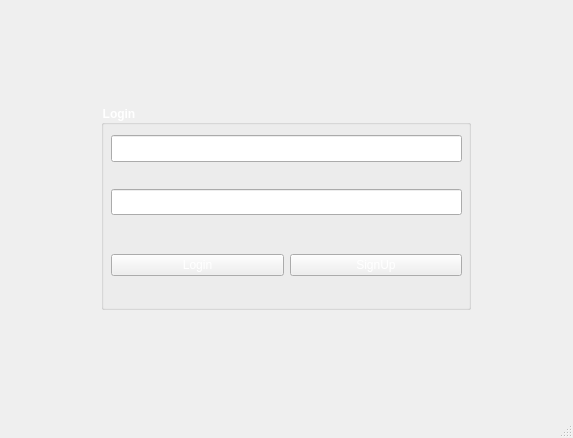
razashahid107/NOTEPAD-QT, file mainwindow.ui: the form before one commit.
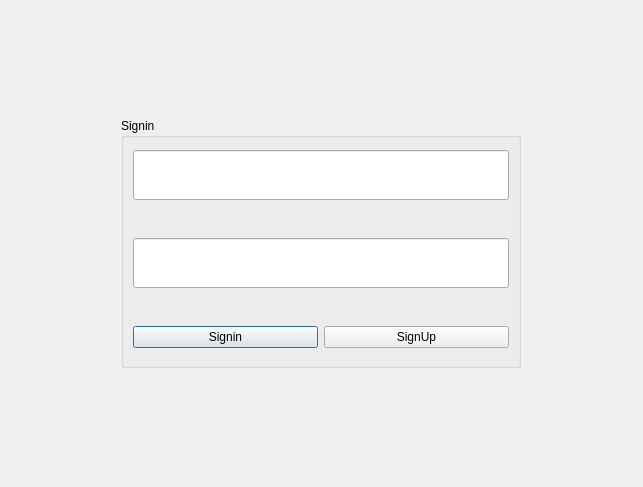
The form after the commit. Icons and pictures are not drawn.

```diff
--- a/mainwindow.ui
+++ b/mainwindow.ui
@@ -1,13 +1,13 @@
 <?xml version="1.0" encoding="UTF-8"?>
 <ui version="4.0">
  <class>MainWindow</class>
- <widget class="QMainWindow" name="MainWindow">
+ <widget class="QDialog" name="MainWindow">
   <property name="geometry">
    <rect>
     <x>0</x>
     <y>0</y>
-    <width>573</width>
-    <height>438</height>
+    <width>643</width>
+    <height>487</height>
    </rect>
   </property>
   <property name="sizeIncrement">
@@ -25,202 +25,89 @@
   <property name="windowTitle">
    <string>MainWindow</string>
   </property>
-  <property name="styleSheet">
-   <string notr="true">background-image: url(:/new/prefix1/Resources_Images/Blue Background.png);</string>
-  </property>
-  <property name="unifiedTitleAndToolBarOnMac">
-   <bool>true</bool>
-  </property>
-  <widget class="QWidget" name="centralwidget">
-   <layout class="QGridLayout" name="gridLayout_3">
+  <layout class="QGridLayout" name="gridLayout_2">
     <item row="0" column="0">
      <widget class="QGroupBox" name="groupBox">
-      <property name="sizePolicy">
-       <sizepolicy hsizetype="Preferred" vsizetype="Preferred">
-        <horstretch>0</horstretch>
-        <verstretch>0</verstretch>
-       </sizepolicy>
-      </property>
       <property name="maximumSize">
        <size>
-        <width>370</width>
-        <height>205</height>
-       </size>
-      </property>
-      <property name="font">
-       <font>
-        <weight>75</weight>
-        <bold>true</bold>
-       </font>
-      </property>
-      <property name="acceptDrops">
-       <bool>true</bool>
-      </property>
-      <property name="autoFillBackground">
-       <bool>false</bool>
-      </property>
-      <property name="styleSheet">
-       <string notr="true">background-image: url(:/new/prefix1/Resources_Images/Grey Background.jpg);
-color: rgb(255, 255, 255);</string>
-      </property>
+       <width>400</width>
+       <height>250</height>
+      </size>
+     </property>
       <property name="title">
-       <string>Login</string>
-      </property>
-      <widget class="QWidget" name="layoutWidget">
-       <property name="geometry">
-        <rect>
-         <x>10</x>
-         <y>130</y>
-         <width>351</width>
-         <height>61</height>
-        </rect>
-       </property>
-       <layout class="QHBoxLayout" name="horizontalLayout">
-        <item>
-         <widget class="QPushButton" name="pushButton_Login">
-          <property name="styleSheet">
-           <string notr="true">color: rgb(255, 255, 255);</string>
-          </property>
-          <property name="text">
-           <string>Login</string>
-          </property>
-         </widget>
-        </item>
-        <item>
-         <widget class="QPushButton" name="pushButton">
-          <property name="styleSheet">
-           <string notr="true">color: rgb(255, 255, 255);</string>
-          </property>
-          <property name="text">
-           <string>SignUp</string>
-          </property>
-         </widget>
-        </item>
-       </layout>
-      </widget>
-      <widget class="QWidget" name="layoutWidget">
-       <property name="geometry">
-        <rect>
-         <x>10</x>
-         <y>30</y>
-         <width>351</width>
-         <height>101</height>
-        </rect>
-       </property>
-       <layout class="QVBoxLayout" name="verticalLayout">
-        <item>
+      <string>Signin</string>
+     </property>
+     <layout class="QGridLayout" name="gridLayout">
+      <item row="0" column="0" colspan="2">
          <widget class="QLineEdit" name="lineEdit_email">
-          <property name="sizePolicy">
-           <sizepolicy hsizetype="Preferred" vsizetype="Preferred">
-            <horstretch>0</horstretch>
-            <verstretch>0</verstretch>
-           </sizepolicy>
-          </property>
-          <property name="minimumSize">
+        <property name="maximumSize">
            <size>
-            <width>0</width>
-            <height>0</height>
-           </size>
-          </property>
-          <property name="baseSize">
-           <size>
-            <width>0</width>
-            <height>0</height>
-           </size>
-          </property>
-          <property name="mouseTracking">
-           <bool>false</bool>
-          </property>
-          <property name="tabletTracking">
-           <bool>true</bool>
-          </property>
-          <property name="styleSheet">
-           <string notr="true">color: rgb(255, 255, 255);
-border-top-color: rgb(87, 89, 93);</string>
-          </property>
-          <property name="text">
-           <string/>
-          </property>
-          <property name="placeholderText">
-           <string extracomment="Email"/>
-          </property>
-          <property name="clearButtonEnabled">
-           <bool>false</bool>
-          </property>
-         </widget>
-        </item>
-        <item>
+          <width>16777215</width>
+          <height>50</height>
+         </size>
+        </property>
+       </widget>
+      </item>
+      <item row="1" column="0" colspan="2">
          <widget class="QLabel" name="label">
           <property name="maximumSize">
            <size>
             <width>16777215</width>
-            <height>15</height>
-           </size>
-          </property>
-          <property name="font">
-           <font>
-            <pointsize>8</pointsize>
-           </font>
-          </property>
+          <height>20</height>
+         </size>
+        </property>
           <property name="styleSheet">
-           <string notr="true">color:red;</string>
+         <string notr="true">color: rgb(255, 0, 0);</string>
           </property>
           <property name="text">
            <string/>
           </property>
          </widget>
         </item>
-        <item>
+      <item row="2" column="0" colspan="2">
          <widget class="QLineEdit" name="lineEdit_Password">
-          <property name="sizePolicy">
-           <sizepolicy hsizetype="Preferred" vsizetype="Preferred">
-            <horstretch>0</horstretch>
-            <verstretch>0</verstretch>
-           </sizepolicy>
-          </property>
-          <property name="styleSheet">
-           <string notr="true">color: rgb(255, 255, 255);</string>
-          </property>
-          <property name="text">
-           <string/>
-          </property>
-          <property name="echoMode">
-           <enum>QLineEdit::Password</enum>
-          </property>
-         </widget>
-        </item>
-        <item>
-         <widget class="QLabel" name="label_wronpassword">
+        <property name="maximumSize">
+         <size>
+          <width>16777215</width>
+          <height>50</height>
+         </size>
+        </property>
+       </widget>
+      </item>
+      <item row="3" column="0" colspan="2">
+       <widget class="QLabel" name="label_2">
           <property name="maximumSize">
            <size>
             <width>16777215</width>
-            <height>15</height>
-           </size>
-          </property>
-          <property name="font">
-           <font>
-            <pointsize>8</pointsize>
-           </font>
-          </property>
-          <property name="styleSheet">
-           <string notr="true">color:red;</string>
-          </property>
-          <property name="text">
-           <string/>
-          </property>
-         </widget>
-        </item>
-       </layout>
-      </widget>
-     </widget>
-    </item>
-   </layout>
-  </widget>
-  <widget class="QStatusBar" name="statusbar">
+          <height>20</height>
+         </size>
+        </property>
    <property name="styleSheet">
     <string notr="true">color: rgb(255, 0, 0);</string>
    </property>
-  </widget>
+        <property name="text">
+         <string/>
+        </property>
+       </widget>
+      </item>
+      <item row="4" column="0">
+       <widget class="QPushButton" name="pushButton_Login">
+        <property name="text">
+         <string>Signin</string>
+        </property>
+       </widget>
+      </item>
+      <item row="4" column="1">
+       <widget class="QPushButton" name="pushButton">
+        <property name="text">
+         <string>SignUp</string>
+        </property>
+       </widget>
+      </item>
+     </layout>
+    </widget>
+   </item>
+  </layout>
  </widget>
  <resources/>
  <connections/>
```
Left out of the diff: 14 changed lines with no effect on the pictures. Lines whose indentation alone changed are shown as unchanged.
